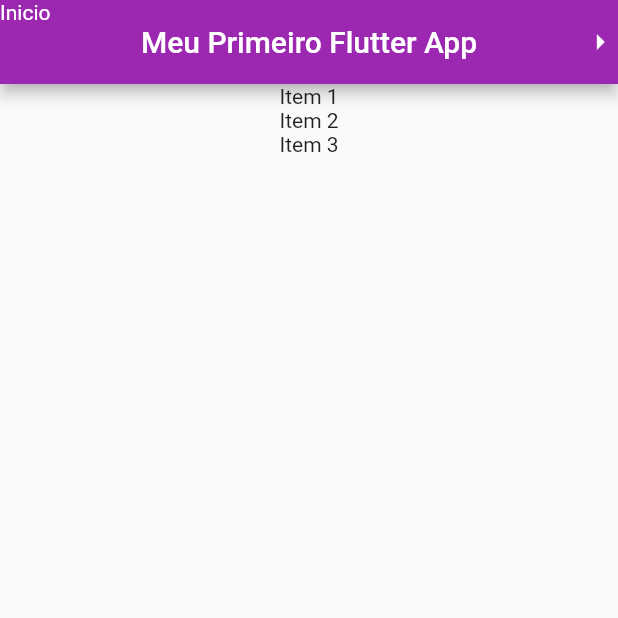
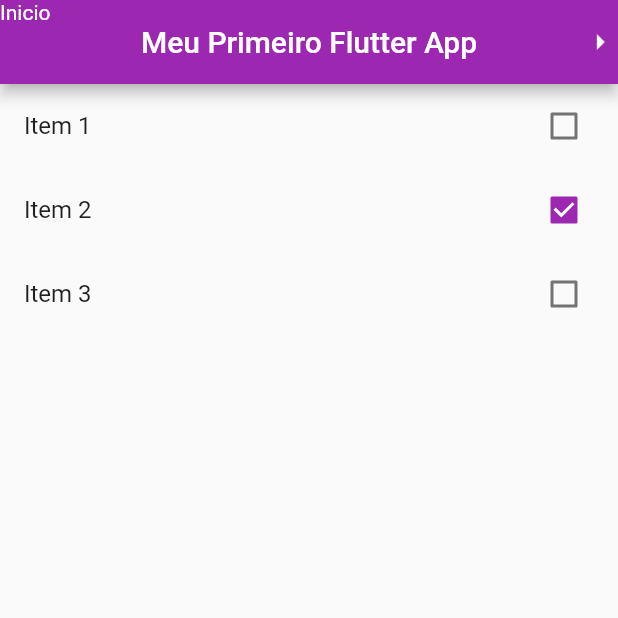
Before and after one commit to pauloantonelli/curso_flutter_balta.io, a Flutter app: the screen it shows after launch, on a phone screen of 412 x 824 dp, the top half of it. Run offline on Flutter 3.47's test engine with Material 2 defaults, Android fonts, the phone set to English and light mode, and no system bars.

Commit message:
fim da aula

```diff
--- a/lib/main.dart
+++ b/lib/main.dart
@@ -47,7 +47,15 @@ class _HomePageState extends State<HomePage> {
         body: ListView.builder(
           itemCount: widget.items.length,
           itemBuilder: (BuildContext buildContext, int index) {
-            return Center(child: Text(widget.items[index].titulo));
+            final item = widget.items[index];
+            return CheckboxListTile(
+              title: Text(item.titulo),
+              key: Key(item.titulo),
+              value: item.done,
+              onChanged: (value) {
+                print(value);
+              },
+            ); // Center(child: Text(item.titulo));
           },
         ));
   }
```
